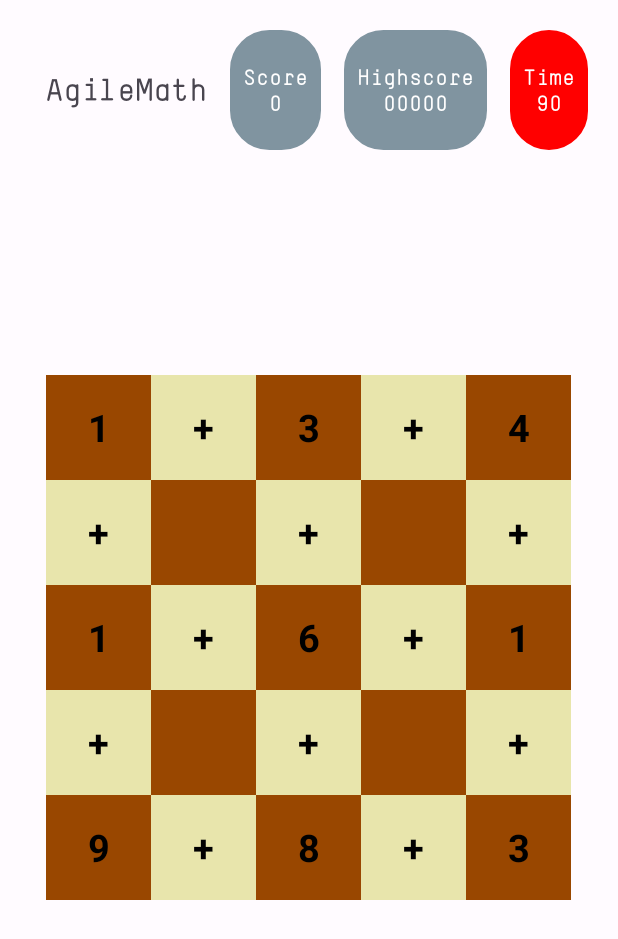
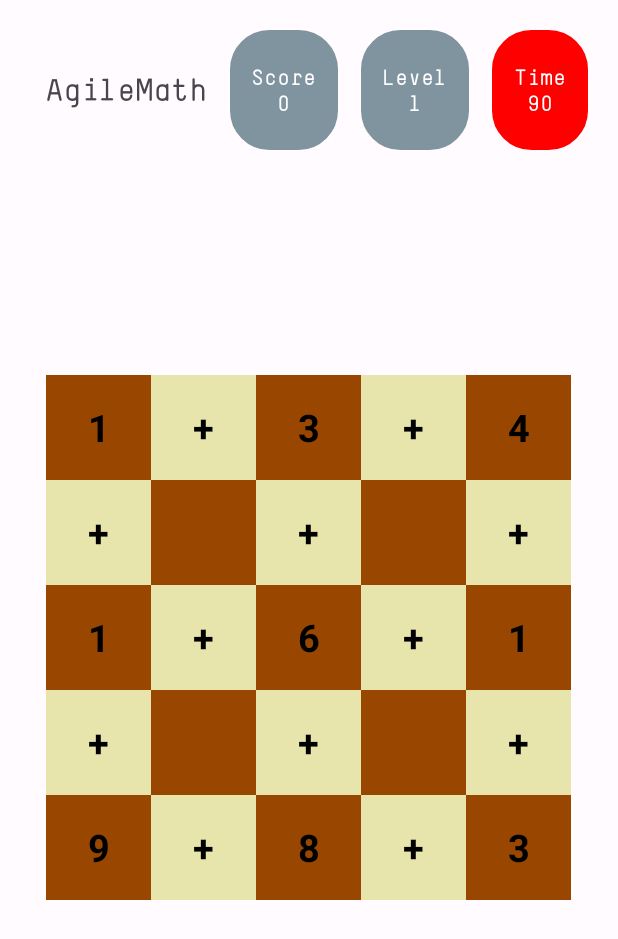
Before and after one commit to ialexreis/amov-app, an Android app: the screen it shows after launch (GameActivity), after a tap on "Single Player", on a phone screen of 412 x 824 dp. Shown: the top 939 px of the screen. Run offline under Robolectric (Android 15) with nearby library versions, the phone set to English and light mode, and no system bars; 1 statement that could not run was skipped.

Commit message:
Add game logic to handle the level transitions

```diff
--- a/app/src/main/java/pt/isec/agileMath/constants/GameState.kt
+++ b/app/src/main/java/pt/isec/agileMath/constants/GameState.kt
@@ -1,9 +1,10 @@
 package pt.isec.agileMath.constants
 
 enum class GameState {
-    START,
+    START_NEW_GAME,
+    NEW_LEVEL_COUNTDOWN_TICK,
     LEVEL_COMPLETED,
-    LEVEL_FAILED,
+    NEW_LEVEL_STARTED,
     GAME_OVER_TIME_OUT,
     CLOCK_TICK,
     CORRECT_EXPRESSION,
--- a/app/src/main/java/pt/isec/agileMath/viewModels/gameViewModel/GameViewModel.kt
+++ b/app/src/main/java/pt/isec/agileMath/viewModels/gameViewModel/GameViewModel.kt
@@ -21,6 +21,9 @@ abstract class GameViewModel: ViewModel() {
 
     private val gameState = MutableLiveData<GameState>()
     var gameStateObserver: LiveData<GameState> = gameState
+
+    var countdownToInitNextLevel = 5
+    var isCountdownPaused = false
 
     var game: Game = Game()
         protected set
@@ -51,20 +54,31 @@ abstract class GameViewModel: ViewModel() {
     }
 
     fun startGame() {
-        setGameState(GameState.START)
+        setGameState(GameState.START_NEW_GAME)
+        timerCoroutine = viewModelScope.launch { gameClockRoutine() }
+    }
+
+    fun initCountdownToNextLevel() {
+        timerCoroutine?.cancel()
+        viewModelScope.launch { nextLevelCountdownRoutine() }
+    }
+
+    fun startNewLevel() {
+        countdownToInitNextLevel = 5
         timerCoroutine = viewModelScope.launch { gameClockRoutine() }
     }
 
     abstract fun executeMove(positionFromTouch: Constants.BOARD_POSITION)
 
+    abstract suspend fun nextLevelCountdownRoutine();
 
     private suspend fun gameClockRoutine() {
         while (game.timer > 0) {
+            delay(1000)
+
             setGameState(GameState.CLOCK_TICK)
 
             game.clockTick()
-
-            delay(1000)
         }
 
         setGameState(GameState.GAME_OVER_TIME_OUT)
--- a/app/src/main/java/pt/isec/agileMath/viewModels/gameViewModel/MultiplayerPlayerViewModel.kt
+++ b/app/src/main/java/pt/isec/agileMath/viewModels/gameViewModel/MultiplayerPlayerViewModel.kt
@@ -9,4 +9,7 @@ class MultiplayerPlayerViewModel: GameViewModel() {
 
         setGameState(gameState)
     }
+
+    override suspend fun nextLevelCountdownRoutine() {
+    }
 }
--- a/app/src/main/res/layout/fragment_score.xml
+++ b/app/src/main/res/layout/fragment_score.xml
@@ -60,12 +60,12 @@
             <TextView
                 android:layout_width="wrap_content"
                 android:layout_height="wrap_content"
-                android:text="@string/highscore"
+                android:text="@string/level"
                 android:textColor="#FFFFFF"
                 android:textStyle="bold" />
 
             <TextView
-                android:id="@+id/highscore"
+                android:id="@+id/tvLevel"
                 android:layout_width="wrap_content"
                 android:layout_height="wrap_content"
                 android:text="@string/_00000"
--- a/app/src/main/res/values/strings.xml
+++ b/app/src/main/res/values/strings.xml
@@ -11,7 +11,7 @@
     <!-- TODO: Remove or change this placeholder text -->
     <string name="hello_blank_fragment">Hello blank fragment</string>
     <string name="score">Score</string>
-    <string name="highscore">Highscore</string>
+    <string name="level">Level</string>
     <string name="_00000">00000</string>
     <string name="time">Time</string>
     <string name="_00">00</string>
@@ -22,4 +22,8 @@
     <string name="error_address">Invalid ip address</string>
     <string name="button_connect">Connect</string>
     <string name="ask_ip">Insert Ip</string>
+
+    <string name="fr_level_transition_level">Level</string>
+    <string name="fr_level_transition_starting_in">Starting in</string>
+    <string name="fr_level_transition_btn_pause">Pause</string>
 </resources>
```
Also changed, not shown: app/src/main/java/pt/isec/agileMath/activities/GameActivity.kt (+36 -3 lines), app/src/main/java/pt/isec/agileMath/viewModels/gameViewModel/SinglePlayerViewModel.kt (+14 -0 lines), app/src/main/res/layout/fragment_new_level_transition.xml (added, +45 -0 lines).
